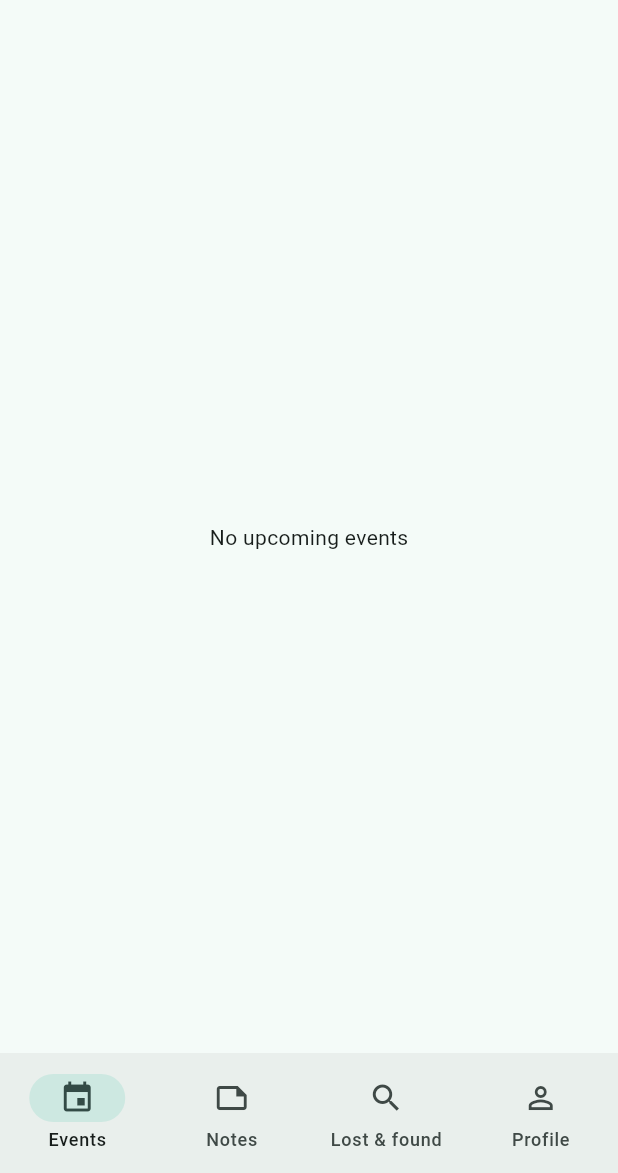
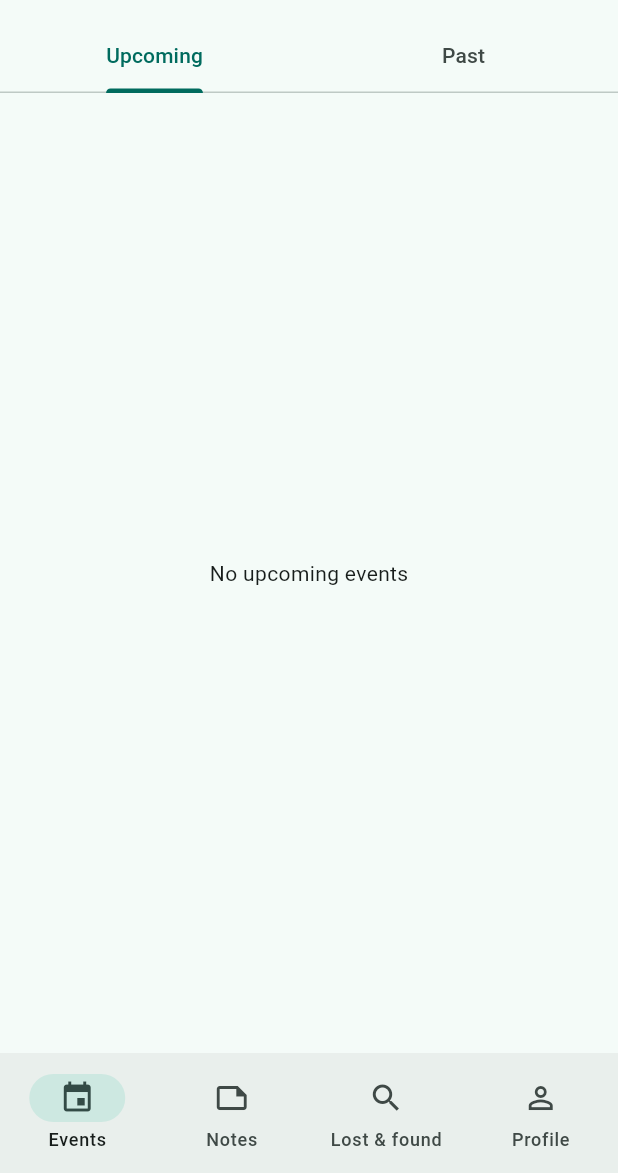
Before and after one commit to tsion875/mad-labs-UGR-6511-16, a Flutter app: the screen it shows after launch, on a phone screen of 412 x 824 dp, the part 63-1236 px from its top. Run offline on Flutter 3.47's test engine with Material 3 defaults, Android fonts, the phone set to English and light mode, and no system bars; our stand-ins replace go_router.

Commit message:
feat(week04): complete profile editing and event tabs

```diff
--- a/week04/lib/navigation/router.dart
+++ b/week04/lib/navigation/router.dart
@@ -5,6 +5,7 @@ import 'package:go_router/go_router.dart';
 import '../data/sample_events.dart';
 import '../screens/about_screen.dart';
 import '../screens/check_in_screen.dart';
+import '../screens/edit_profile_screen.dart';
 import '../screens/event_detail_screen.dart';
 import '../screens/events_screen.dart';
 import '../screens/profile_screen.dart';
@@ -33,6 +34,7 @@ abstract final class Routes {
 final rootNavigatorKey = GlobalKey<NavigatorState>(debugLabel: 'root');
 
 GoRouter createRouter({String initialLocation = Routes.events}) {
+  GoRouter.optionURLReflectsImperativeAPIs = true;
   return GoRouter(
     navigatorKey: rootNavigatorKey,
     initialLocation: initialLocation,
@@ -94,9 +96,16 @@ GoRouter createRouter({String initialLocation = Routes.events}) {
               GoRoute(
                 path: Routes.profile,
                 builder: (context, state) => const ProfileScreen(),
-                // TODO(lab): Task 6 — nested GoRoute(path: 'edit') on the
-                // root navigator that builds EditProfileScreen with
-                // initialName from state.uri.queryParameters['name'].
+                routes: [
+                  GoRoute(
+                    path: 'edit',
+                    parentNavigatorKey: rootNavigatorKey,
+                    builder: (context, state) => EditProfileScreen(
+                      initialName:
+                          state.uri.queryParameters['name'] ?? '',
+                    ),
+                  ),
+                ],
               ),
             ],
           ),
--- a/week04/lib/screens/events_screen.dart
+++ b/week04/lib/screens/events_screen.dart
@@ -11,11 +11,6 @@ import '../widgets/event_card.dart';
 ///
 /// [now] is injectable so tests (and the sample data) do not depend on the
 /// real clock.
-// TODO(lab): Task 2 — tapping an EventCard opens EventDetailScreen for
-// that event: first with Navigator.push, then (Task 4) with go_router.
-// TODO(lab): Task 7 — split the feed into 'Upcoming' and 'Past' tabs with a
-// DefaultTabController, a TabBar and a TabBarView. Use event.isUpcoming(now:
-// clock). Show 'No upcoming events' / 'No past events' when a tab is empty.
 class EventsScreen extends StatelessWidget {
   const EventsScreen({this.now, super.key});
 
@@ -26,16 +21,50 @@ class EventsScreen extends StatelessWidget {
   @override
   Widget build(BuildContext context) {
     final clock = now ?? DateTime.now();
+
     final upcoming = sampleEvents
-        .where((e) => e.isUpcoming(now: clock))
+        .where((event) => event.isUpcoming(now: clock))
         .toList();
 
-    return _EventList(events: upcoming, emptyText: 'No upcoming events');
+    final past = sampleEvents
+        .where((event) => !event.isUpcoming(now: clock))
+        .toList();
+
+    return DefaultTabController(
+      length: 2,
+      child: Column(
+        children: [
+          const TabBar(
+            tabs: [
+              Tab(text: 'Upcoming'),
+              Tab(text: 'Past'),
+            ],
+          ),
+          Expanded(
+            child: TabBarView(
+              children: [
+                _EventList(
+                  events: upcoming,
+                  emptyText: 'No upcoming events',
+                ),
+                _EventList(
+                  events: past,
+                  emptyText: 'No past events',
+                ),
+              ],
+            ),
+          ),
+        ],
+      ),
+    );
   }
 }
 
 class _EventList extends StatelessWidget {
-  const _EventList({required this.events, required this.emptyText});
+  const _EventList({
+    required this.events,
+    required this.emptyText,
+  });
 
   final List<Event> events;
   final String emptyText;
```
Also changed, not shown: week04/lib/screens/edit_profile_screen.dart (+6 -5 lines), week04/lib/screens/profile_screen.dart (+20 -5 lines), 1 other file.
